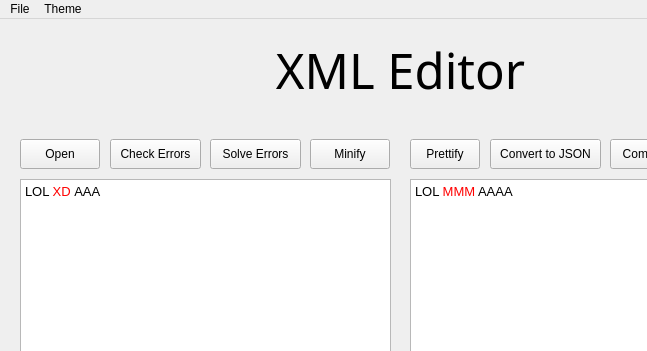
This is MainUI.ui in Hazem-ali/XML_Editor_Master as Qt 5 draws it before an edit; both pictures show x 0 to 647 and y 0 to 351 of the 800 by 560 pixel window. The edited form follows.
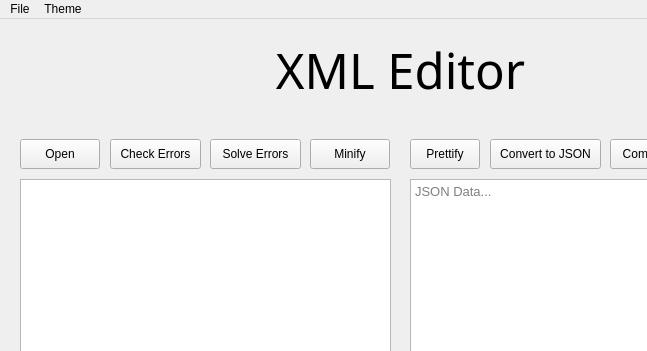
This is the edited form. Icons and pictures are not drawn.

What changed in the file:
```diff
--- a/MainUI.ui
+++ b/MainUI.ui
@@ -47,18 +47,8 @@
       <pointsize>10</pointsize>
      </font>
     </property>
-    <property name="readOnly">
-     <bool>true</bool>
-    </property>
-    <property name="html">
-     <string>&lt;!DOCTYPE HTML PUBLIC &quot;-//W3C//DTD HTML 4.0//EN&quot; &quot;http://www.w3.org/TR/REC-html40/strict.dtd&quot;&gt;
-&lt;html&gt;&lt;head&gt;&lt;meta name=&quot;qrichtext&quot; content=&quot;1&quot; /&gt;&lt;style type=&quot;text/css&quot;&gt;
-p, li { white-space: pre-wrap; }
-&lt;/style&gt;&lt;/head&gt;&lt;body style=&quot; font-family:'MS Shell Dlg 2'; font-size:10pt; font-weight:400; font-style:normal;&quot;&gt;
-&lt;p style=&quot; margin-top:0px; margin-bottom:0px; margin-left:0px; margin-right:0px; -qt-block-indent:0; text-indent:0px;&quot;&gt;LOL &lt;span style=&quot; color:#ff0000;&quot;&gt;XD &lt;/span&gt;&lt;span style=&quot; color:#000000;&quot;&gt;AAA&lt;/span&gt;&lt;/p&gt;&lt;/body&gt;&lt;/html&gt;</string>
-    </property>
-    <property name="placeholderText">
-     <string>XML Data...</string>
+    <property name="mouseTracking">
+     <bool>false</bool>
     </property>
    </widget>
    <widget class="QPushButton" name="Open_Button">
@@ -74,7 +64,7 @@
      <string>Open</string>
     </property>
    </widget>
-   <widget class="QTextEdit" name="Json_TextBox">
+   <widget class="QPlainTextEdit" name="Json_TextBox">
     <property name="geometry">
      <rect>
       <x>410</x>
@@ -91,13 +81,6 @@
     <property name="readOnly">
      <bool>true</bool>
     </property>
-    <property name="html">
-     <string>&lt;!DOCTYPE HTML PUBLIC &quot;-//W3C//DTD HTML 4.0//EN&quot; &quot;http://www.w3.org/TR/REC-html40/strict.dtd&quot;&gt;
-&lt;html&gt;&lt;head&gt;&lt;meta name=&quot;qrichtext&quot; content=&quot;1&quot; /&gt;&lt;style type=&quot;text/css&quot;&gt;
-p, li { white-space: pre-wrap; }
-&lt;/style&gt;&lt;/head&gt;&lt;body style=&quot; font-family:'MS Shell Dlg 2'; font-size:10pt; font-weight:400; font-style:normal;&quot;&gt;
-&lt;p style=&quot; margin-top:0px; margin-bottom:0px; margin-left:0px; margin-right:0px; -qt-block-indent:0; text-indent:0px;&quot;&gt;LOL &lt;span style=&quot; color:#ff0000;&quot;&gt;MMM&lt;/span&gt; AAAA&lt;/p&gt;&lt;/body&gt;&lt;/html&gt;</string>
-    </property>
     <property name="placeholderText">
      <string>JSON Data...</string>
     </property>
```
